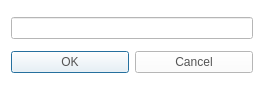
Qt form CaX/dialog/searchdialog.ui (fsest4u/CaX_03) before a commit.
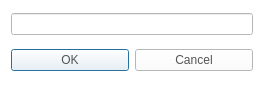
The same form after that commit. Icons and pictures are not drawn.

```diff
--- a/CaX/dialog/searchdialog.ui
+++ b/CaX/dialog/searchdialog.ui
@@ -40,6 +40,12 @@
    </item>
    <item row="1" column="0">
     <widget class="QDialogButtonBox" name="buttonBox">
+     <property name="minimumSize">
+      <size>
+       <width>0</width>
+       <height>34</height>
+      </size>
+     </property>
      <property name="styleSheet">
       <string notr="true">QPushButton
 {
```
